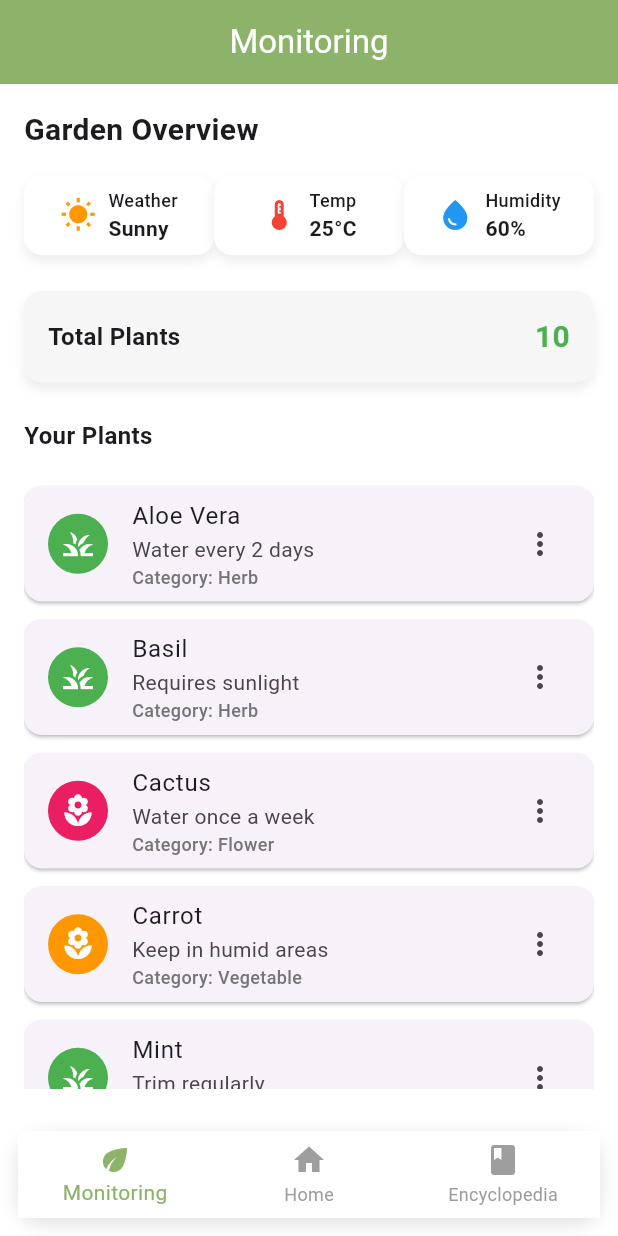
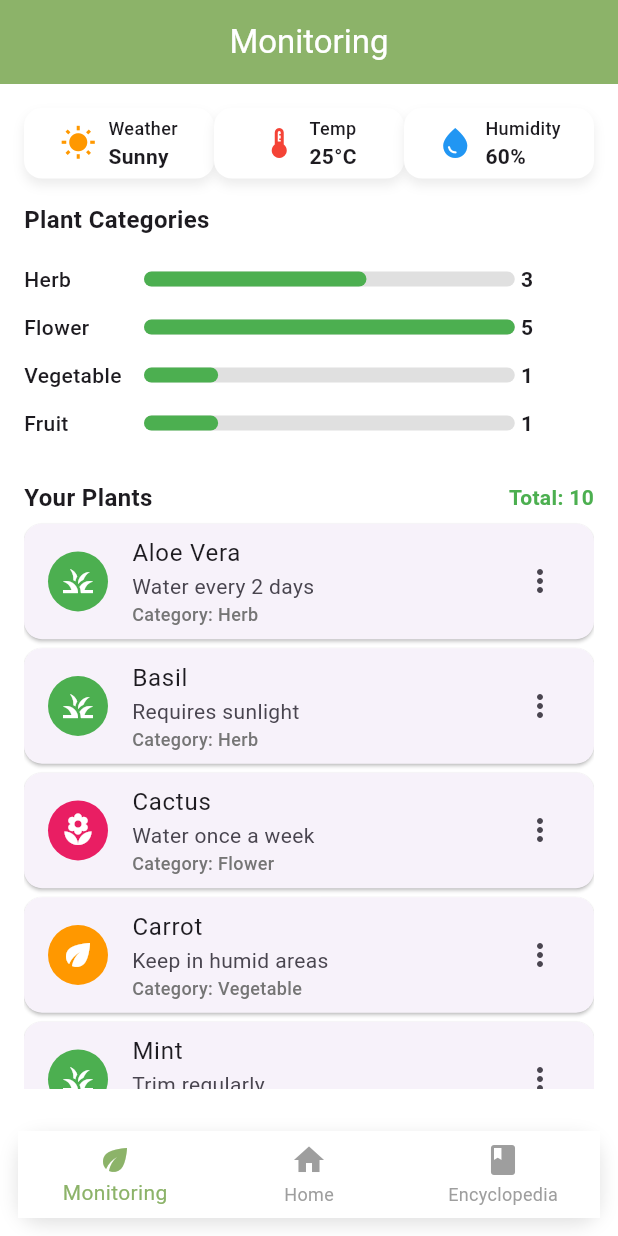
Before and after one commit to ej-aan/GrowPlants, a Flutter app: the screen it shows after launch, on a phone screen of 412 x 824 dp. Run offline on Flutter 3.47's test engine with Material 3 defaults, Android fonts, the phone set to English and light mode, and no system bars; our stand-ins replace shared_preferences.

Commit message:
tambah grafik plant per category

```diff
--- a/lib/screens/monitoring/monitoring_screen.dart
+++ b/lib/screens/monitoring/monitoring_screen.dart
@@ -16,6 +16,8 @@ class MonitoringScreen extends StatelessWidget {
 
   @override
   Widget build(BuildContext context) {
+    final categoryCounts = _getCategoryCounts(plants);
+
     return Scaffold(
       appBar: AppBar(
         backgroundColor: const Color(0xFF8CB369),
@@ -31,13 +33,6 @@ class MonitoringScreen extends StatelessWidget {
         child: Column(
           crossAxisAlignment: CrossAxisAlignment.start,
           children: [
-            // Section Title
-            const Text(
-              'Garden Overview',
-              style: TextStyle(fontSize: 20, fontWeight: FontWeight.bold),
-            ),
-            const SizedBox(height: 16),
-
             // Weather, Temperature, and Humidity Monitoring
             Row(
               mainAxisAlignment: MainAxisAlignment.spaceAround,
@@ -62,18 +57,40 @@ class MonitoringScreen extends StatelessWidget {
                 ),
               ],
             ),
-            const SizedBox(height: 24),
+            const SizedBox(height: 16),
 
-            // Total Plants Information
-            _buildTotalPlantsInfo(plants.length),
-            const SizedBox(height: 24),
+            // Grafik Batang Horizontal
+            const Text(
+              'Plant Categories',
+              style: TextStyle(fontSize: 16, fontWeight: FontWeight.bold),
+            ),
+            const SizedBox(height: 12),
+            SizedBox(
+              height: 150,
+              child: HorizontalBarChart(categoryCounts: categoryCounts),
+            ),
 
-            // Plant List Section
-            const Text(
-              'Your Plants',
-              style: TextStyle(fontSize: 16, fontWeight: FontWeight.w600),
+            const SizedBox(height: 0.1),
+
+            // Plant List Section with Total Plants
+            Row(
+              mainAxisAlignment: MainAxisAlignment.spaceBetween,
+              children: [
+                const Text(
+                  'Your Plants',
+                  style: TextStyle(fontSize: 16, fontWeight: FontWeight.w600),
+                ),
+                Text(
+                  'Total: ${plants.length}', // Tambahkan total jumlah tanaman di sini
+                  style: const TextStyle(
+                    fontSize: 14,
+                    fontWeight: FontWeight.bold,
+                    color: Colors.green,
+                  ),
+                ),
+              ],
             ),
-            const SizedBox(height: 16),
+            const SizedBox(height: 3),
 
             // Plant List
             Expanded(
@@ -82,7 +99,7 @@ class MonitoringScreen extends StatelessWidget {
                 itemBuilder: (context, index) {
                   final plant = plants[index];
                   return Card(
-                    margin: const EdgeInsets.symmetric(vertical: 6.0),
+                    margin: const EdgeInsets.symmetric(vertical: 3.0),
                     child: ListTile(
                       leading: CircleAvatar(
                         backgroundColor: _getCategoryColor(plant["category"]!),
@@ -124,7 +141,7 @@ class MonitoringScreen extends StatelessWidget {
   }) {
     return Flexible(
       child: Container(
-        padding: const EdgeInsets.symmetric(horizontal: 12.0, vertical: 8.0),
+        padding: const EdgeInsets.symmetric(horizontal: 10.0, vertical: 5.0),
         decoration: BoxDecoration(
           color: Colors.white,
           borderRadius: BorderRadius.circular(12),
@@ -167,46 +184,11 @@ class MonitoringScreen extends StatelessWidget {
     );
   }
 
-  // Widget for Total Plants Info
-  Widget _buildTotalPlantsInfo(int totalPlants) {
-    return Container(
-      padding: const EdgeInsets.all(16.0),
-      decoration: BoxDecoration(
-        color: const Color(0xFFF6F6F6),
-        borderRadius: BorderRadius.circular(12),
-        boxShadow: [
-          BoxShadow(
-            color: Colors.grey.withOpacity(0.2),
-            blurRadius: 6,
-            offset: const Offset(0, 4),
-          ),
-        ],
-      ),
-      child: Row(
-        mainAxisAlignment: MainAxisAlignment.spaceBetween,
-        children: [
-          const Text(
-            "Total Plants",
-            style: TextStyle(fontSize: 16, fontWeight: FontWeight.w600),
-          ),
-          Text(
-            "$totalPlants",
-            style: const TextStyle(
-              fontSize: 20,
-              fontWeight: FontWeight.bold,
-              color: Colors.green,
-            ),
-          ),
-        ],
-      ),
-    );
-  }
-
   // Helper function to get category icon
   Widget _getCategoryIcon(String category) {
     switch (category) {
       case "Vegetable":
-        return const Icon(Icons.local_florist, color: Colors.white);
+        return const Icon(Icons.eco, color: Colors.white);
       case "Herb":
         return const Icon(Icons.grass, color: Colors.white);
       case "Fruit":
@@ -231,4 +213,73 @@ class MonitoringScreen extends StatelessWidget {
         return Colors.pink;
     }
   }
+
+  // Function to count plants by category
+  Map<String, int> _getCategoryCounts(List<Map<String, String>> plants) {
+    final counts = <String, int>{};
+    for (var plant in plants) {
+      final category = plant["category"]!;
+      counts[category] = (counts[category] ?? 0) + 1;
+    }
+    return counts;
+  }
 }
+
+class HorizontalBarChart extends StatelessWidget {
+  final Map<String, int> categoryCounts;
+
+  const HorizontalBarChart({Key? key, required this.categoryCounts})
+      : super(key: key);
+
+  @override
+  Widget build(BuildContext context) {
+    final maxCount = categoryCounts.values.reduce((a, b) => a > b ? a : b);
+    final chartHeight = 10.0; // Height of each bar
+    final chartWidth = MediaQuery.of(context).size.width * 0.6; // Max bar width
+
+    return Column(
+      children: categoryCounts.entries.map((entry) {
+        final category = entry.key;
+        final count = entry.value;
+        final barWidth = (count / maxCount) * chartWidth;
+
+        return Padding(
+          padding: const EdgeInsets.symmetric(vertical: 6.0),
+          child: Row(
+            children: [
+              SizedBox(
+                width: 80,
+                child: Text(
+                  category,
+                  style: const TextStyle(fontSize: 14, fontWeight: FontWeight.w500),
+                ),
+              ),
+              Stack(
+                children: [
+                  Container(
+                    height: chartHeight,
+                    width: chartWidth,
+                    decoration: BoxDecoration(
+                      color: Colors.grey[300],
+                      borderRadius: BorderRadius.circular(8),
+                    ),
+                  ),
+                  Container(
+                    height: chartHeight,
+                    width: barWidth,
+                    decoration: BoxDecoration(
+                      color: Colors.green,
+                      borderRadius: BorderRadius.circular(8),
+                    ),
+                  ),
+                ],
+              ),
+              const SizedBox(width: 4),
+              Text('$count', style: const TextStyle(fontWeight: FontWeight.bold)),
+            ],
+          ),
+        );
+      }).toList(),
+    );
+  }
+}
```
